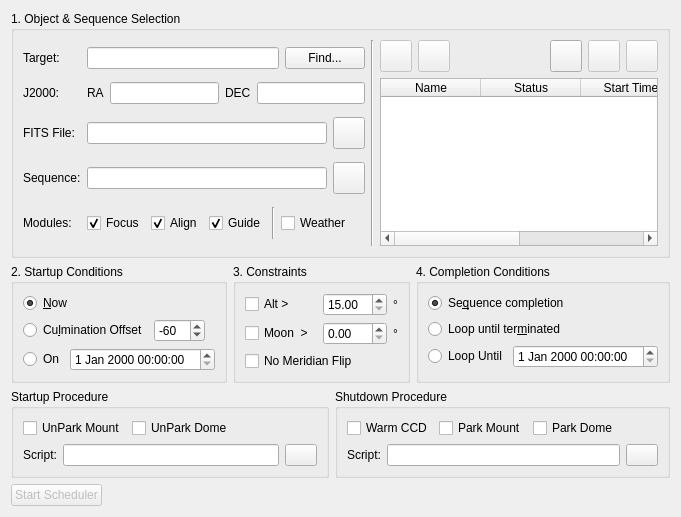
Before: the Qt Designer form kstars/ekos/scheduler.ui in KDE/kstars, drawn with Qt 5.
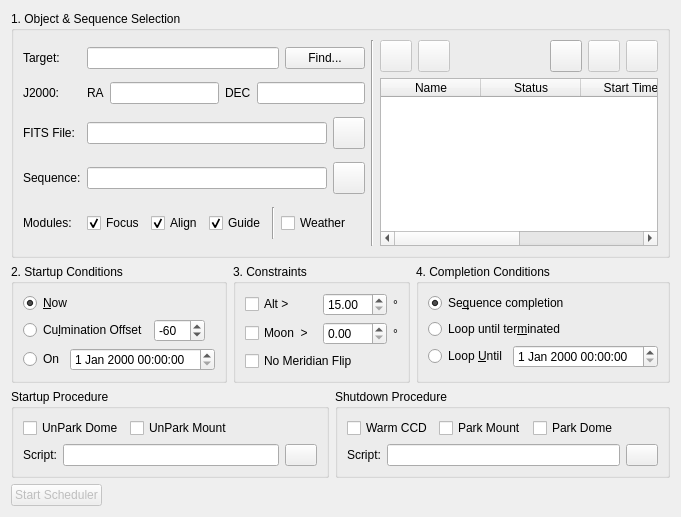
After: the same form once the commit is applied. Custom widgets are drawn as their Qt base class.

Commit message: Unpark dome should come before unpark mount in start up procedure. Thanks to Gonzothegreat in the INDI forums to suggest it

The edit to the form file:
```diff
--- a/kstars/ekos/scheduler.ui
+++ b/kstars/ekos/scheduler.ui
@@ -6,7 +6,7 @@
    <rect>
     <x>0</x>
     <y>0</y>
-    <width>630</width>
+    <width>671</width>
     <height>517</height>
    </rect>
   </property>
@@ -647,7 +647,7 @@
              <string>Terminate the job on the given date and time.</string>
             </property>
             <property name="text">
-             <string>Loop Until</string>
+             <string>Loop &amp;Until</string>
             </property>
             <attribute name="buttonGroup">
              <string notr="true">completionButtonGroup</string>
@@ -690,19 +690,6 @@
        <layout class="QVBoxLayout" name="verticalLayout_6">
         <item>
          <layout class="QHBoxLayout" name="horizontalLayout_16">
-          <item>
-           <widget class="QCheckBox" name="unparkMountCheck">
-            <property name="enabled">
-             <bool>true</bool>
-            </property>
-            <property name="toolTip">
-             <string>Park telescope to home position.</string>
-            </property>
-            <property name="text">
-             <string>UnPark Mount</string>
-            </property>
-           </widget>
-          </item>
           <item>
            <widget class="QCheckBox" name="unparkDomeCheck">
             <property name="enabled">
@@ -716,6 +703,19 @@
             </property>
            </widget>
           </item>
+          <item>
+           <widget class="QCheckBox" name="unparkMountCheck">
+            <property name="enabled">
+             <bool>true</bool>
+            </property>
+            <property name="toolTip">
+             <string>Park telescope to home position.</string>
+            </property>
+            <property name="text">
+             <string>UnPark Mount</string>
+            </property>
+           </widget>
+          </item>
           <item>
            <spacer name="horizontalSpacer_10">
             <property name="orientation">
```
The commit also changes 2 other files.
